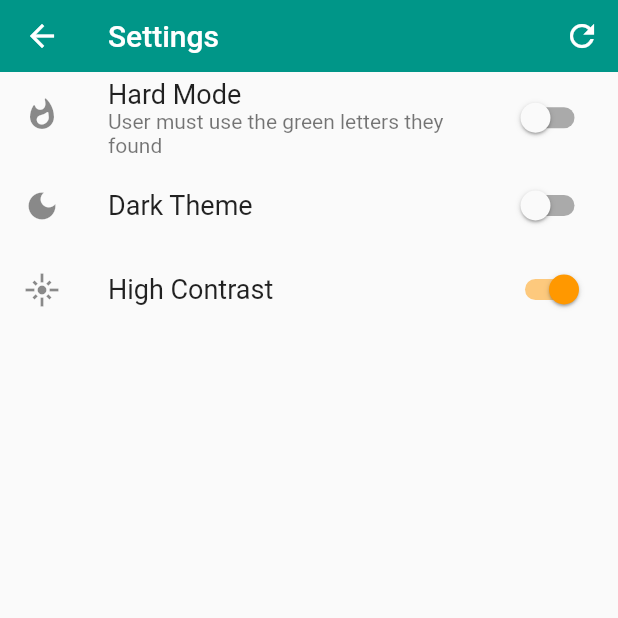
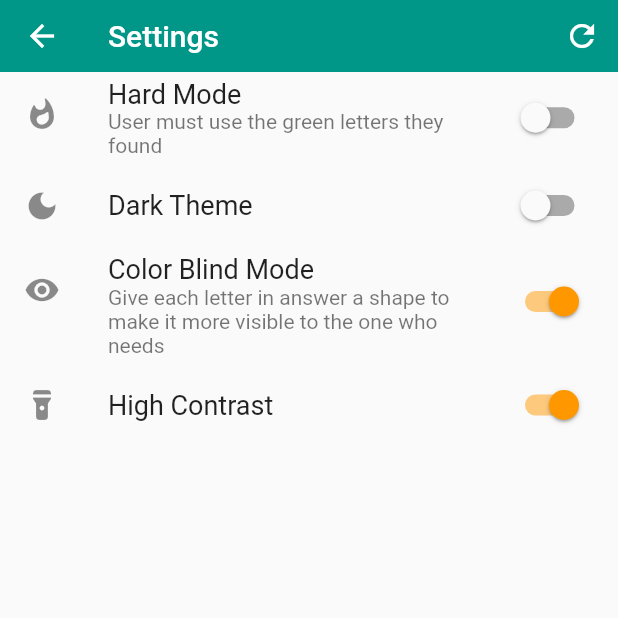
Before and after one commit to arunstop/scuffed_wordle, a Flutter app: the PageSettings screen opened by its route, after a tap on "High Contrast", on a phone screen of 412 x 824 dp, the top half of it. Run offline on Flutter 3.47's test engine with Material 2 defaults, Android fonts, the phone set to English and light mode, and no system bars; our stand-ins replace dartx, equatable, flutter_bloc, fluttertoast, url_strategy; project files that could hold a hidden picture were left out.

Commit message:
ADDED colorblind mode

```diff
--- a/lib/bloc/settings/settings_bloc.dart
+++ b/lib/bloc/settings/settings_bloc.dart
@@ -5,7 +5,6 @@ import 'package:flutter/material.dart';
 import 'package:flutter_bloc/flutter_bloc.dart';
 import 'package:scuffed_wordle/bloc/settings/settings_events.dart';
 import 'package:scuffed_wordle/bloc/settings/settings_states.dart';
-
 
 class SettingsBloc extends Bloc<SettingsEvent, SettingsState> {
   // static final List<Settings> _defaultSettings = [
@@ -37,6 +36,7 @@ class SettingsBloc extends Bloc<SettingsEvent, SettingsState> {
           hardMode: false,
           darkTheme: _isDarkTheme(),
           highContrast: false,
+          colorBlindMode: true,
         )) {
     // Initialize state
     on<SettingsChange>((event, emit) {
@@ -53,17 +53,18 @@ class SettingsBloc extends Bloc<SettingsEvent, SettingsState> {
         case SettingsTypes.highContrast:
           emit(state.copyWith(highContrast: event.value));
           break;
+        case SettingsTypes.colorBlindMode:
+          emit(state.copyWith(colorBlindMode: event.value));
+          break;
         default:
       }
       // print(state.list);
     });
 
     on<SettingsReset>((event, emit) {
-      emit(SettingsInit(
-          hardMode: false,
-          darkTheme: _isDarkTheme(),
-          highContrast: false,
-        ));
+      emit(SettingsDefault().copyWith(
+        darkTheme: _isDarkTheme(),
+      ));
     });
   }
 }
--- a/lib/bloc/settings/settings_states.dart
+++ b/lib/bloc/settings/settings_states.dart
@@ -1,32 +1,37 @@
 import 'package:equatable/equatable.dart';
 import 'package:scuffed_wordle/models/model_settings.dart';
 
-enum SettingsTypes { hardMode, darkTheme, highContrast }
+enum SettingsTypes { hardMode, darkTheme, highContrast,colorBlindMode }
 
 class SettingsState extends Equatable {
   final bool hardMode;
   final bool darkTheme;
   final bool highContrast;
+  final bool colorBlindMode;
 
   SettingsState(
       {required this.hardMode,
       required this.darkTheme,
-      required this.highContrast});
+      required this.highContrast,
+      required this.colorBlindMode,
+      });
 
   SettingsState copyWith({
     bool? hardMode,
     bool? darkTheme,
     bool? highContrast,
+    bool? colorBlindMode,
   }) =>
       SettingsState(
         hardMode: hardMode ?? this.hardMode,
         darkTheme: darkTheme ?? this.darkTheme,
         highContrast: highContrast ?? this.highContrast,
+        colorBlindMode: colorBlindMode ?? this.colorBlindMode,
       );
 
   @override
   // TODO: implement props
-  List<Object> get props => [hardMode, darkTheme, highContrast];
+  List<Object> get props => [hardMode, darkTheme, highContrast,colorBlindMode];
 }
 
 class SettingsInit extends SettingsState {
@@ -34,10 +39,12 @@ class SettingsInit extends SettingsState {
     required bool hardMode,
     required bool darkTheme,
     required bool highContrast,
+    required bool colorBlindMode,
   }) : super(
           hardMode: hardMode,
           darkTheme: darkTheme,
           highContrast: highContrast,
+          colorBlindMode: colorBlindMode,
         );
 }
 
@@ -45,15 +52,18 @@ class SettingsDefault extends SettingsState {
   final bool hardMode;
   final bool darkTheme;
   final bool highContrast;
+  final bool colorBlindMode;
 
   SettingsDefault({
     this.hardMode = false,
     this.darkTheme = false,
     this.highContrast = false,
+    this.colorBlindMode = true,
   }) : super(
           hardMode: hardMode,
           darkTheme: darkTheme,
           highContrast: highContrast,
+          colorBlindMode: colorBlindMode,
         );
 }
 
--- a/lib/screens/screen_settings.dart
+++ b/lib/screens/screen_settings.dart
@@ -74,11 +74,19 @@ class _PageSettingsState extends State<PageSettings> {
             secondary: const Icon(Icons.dark_mode),
           ),
           SwitchListTile.adaptive(
+            value: state.colorBlindMode,
+            onChanged: (val) => _changeSettings(SettingsTypes.colorBlindMode, val),
+            title: _getTitle('Color Blind Mode'),
+            subtitle: const Text(
+                'Give each letter in answer a shape to make it more visible to the one who needs'),
+            secondary: const Icon(Icons.remove_red_eye_rounded),
+          ),
+          SwitchListTile.adaptive(
             value: state.highContrast,
             onChanged: (val) =>
                 _changeSettings(SettingsTypes.highContrast, val),
             title: _getTitle('High Contrast'),
-            secondary: const Icon(Icons.flare_outlined),
+            secondary: const Icon(Icons.flashlight_on_rounded),
           ),
         ],
       ),
--- a/lib/widgets/widget_board.dart
+++ b/lib/widgets/widget_board.dart
@@ -1,10 +1,14 @@
 import 'dart:math';
 
+import 'package:dartx/dartx.dart';
+import 'dart:math' as math;
 import 'package:flutter/material.dart';
 import 'package:flutter_bloc/flutter_bloc.dart';
 import 'package:scuffed_wordle/bloc/board/board_bloc.dart';
 import 'package:scuffed_wordle/bloc/dictionary/dictionary_bloc.dart';
 import 'package:scuffed_wordle/bloc/dictionary/dictionary_events.dart';
+import 'package:scuffed_wordle/bloc/settings/settings_bloc.dart';
+import 'package:scuffed_wordle/models/model_board_letter.dart';
 import 'package:scuffed_wordle/ui.dart';
 
 class Board extends StatefulWidget {
@@ -31,7 +35,7 @@ class _BoardState extends State<Board> {
   _loadWordList() async {
     var validWordList = await Dictionary.getValidWordList(context);
     // print(validWordList.length);
-    var keywordList =  await Dictionary.getKeywordList(context);
+    var keywordList = await Dictionary.getKeywordList(context);
     // print(keywordList.length);
     var randomKeyword = keywordList[Random().nextInt(keywordList.length)];
     context.read<DictionaryBloc>().add(DictionaryInitialize(
@@ -44,42 +48,79 @@ class _BoardState extends State<Board> {
   Widget build(BuildContext context) {
     print('build');
     // Dictionary.list(context).then((value) => print(value));
-    var boardBloc = context.read<BoardBloc>();
-    var dictionaryBloc = context.watch<DictionaryBloc>();
-    String _getLetter(int row, int column) {
-      var state = boardBloc.state;
-      if (state.attempt == row && column <= state.word.length) {
-        // if(column == state.word.length) {
-        return state.word[column - 1];
-        // } else if(column < state.word.length) {
-        // return state.word[column - 1];
-        // }
+    var boardBloc = context.watch<BoardBloc>();
+    var settingsBloc = context.watch<SettingsBloc>();
+
+    var boardState = context.watch<BoardBloc>().state;
+
+    String _getLetter(int row, int col, String letter) {
+      // Show the typed letter based on attempts's row
+      if (boardState.attempt == row + 1) {
+        return boardState.word.length > col ? boardState.word[col] : '';
       }
-      return state.wordList[row - 1][column - 1].letter;
+      return letter;
     }
 
-    Color? _getColor(int row, int column) {
-      var state = boardBloc.state;
-      return state.attempt == row
-          ? BoardColors.activeRow
-          : state.wordList[row - 1][column - 1].color;
+    Color? _getColor(int row, Color? color) {
+      // Change current attempt row's color
+      return boardState.attempt == row + 1 ? BoardColors.activeRow : color;
     }
 
-    List<Widget> wordBoard = [
-      for (var r = 1; r <= widget.rows; r++)
-        Row(
-          mainAxisAlignment: MainAxisAlignment.center,
-          children: [
-            for (var c = 1; c <= widget.cols; c++)
-              SizedBox(
+    BoxShape _getShape(int row, Color? color) {
+      if (boardState.attempt == row + 1) {
+        return BoxShape.rectangle;
+      } else if (color == BoardColors.pinpoint) {
+        return BoxShape.circle;
+      }
+      return BoxShape.rectangle;
+    }
+
+    BoxDecoration _getDecoration(int row, Color? color) {
+      BoxShape shape = _getShape(row, color);
+      return BoxDecoration(
+        shape: shape,
+        color: _getColor(row, color),
+        borderRadius: shape == BoxShape.rectangle
+            ? BorderRadius.all(Radius.circular(8.0))
+            : null,
+      );
+    }
+
+    Widget _getLetterShape(int row, int col, BoardLetter letter) {
+      // Check if the letter is yellow
+      bool yellowLetter = letter.color != BoardColors.okLetter;
+      // Check if colorblind is on
+      bool isColorBlind = settingsBloc.state.colorBlindMode;
+      bool yellowAndColorBlind = yellowLetter && isColorBlind;
+
+      double degree45 = -math.pi / 4;
+      double rotation = yellowAndColorBlind ? 0 : degree45;
+      double size = yellowAndColorBlind ? 60 : 48;
+      return Container(
         // key: UniqueKey(),
         height: 60,
         width: 60,
-                child: Card(
+        decoration: yellowAndColorBlind
+            ? _getDecoration(row, letter.color)
+            : null,
+        alignment: Alignment.center,
+        // Rotate it yellow and color blind
+        child: Transform.rotate(
+          angle: rotation,
           child: Container(
+            height: size,
+            width: size,
+            // color: Colors.red,
             alignment: Alignment.center,
+            decoration: yellowAndColorBlind
+                ? null
+                : _getDecoration(row, letter.color),
+            child: Center(
+              // Rotate it yellow and color blind
+              child: Transform.rotate(
+                angle: -rotation,
                 child: Text(
-                      _getLetter(r, c),
+                  _getLetter(row, col, letter.letter),
                   style: const TextStyle(
                     color: Colors.white,
                     fontWeight: FontWeight.bold,
@@ -87,35 +128,54 @@ class _BoardState extends State<Board> {
                   ),
                 ),
               ),
-                  // color: Theme.of(context).colorScheme.secondary,
-                  color: _getColor(r, c),
+            ),
+          ),
+        ),
+      );
+    }
+
+    List<Widget> wordBoard = boardBloc.state.wordList
+        .mapIndexed(
+          (row, word) => Row(
+              mainAxisAlignment: MainAxisAlignment.center,
+              children: word
+                  .mapIndexed(
+                    (col, letter) => Padding(
+                      padding: const EdgeInsets.all(2.0),
+                      child: _getLetterShape(row, col, letter),
                     ),
                   )
-          ],
+                  .toList()),
         )
-    ];
+        .toList();
 
-    // print('build');
-    // List<Widget> wordBoard = [
-    //   for (var word in bloc.state.wordList)
-    //     Row(
+    //  Row(
+    //       mainAxisAlignment: MainAxisAlignment.center,
     //       children: [
-    //         for (var letter in word)
+    //         for (var col in row)
     //           SizedBox(
+    //             // key: UniqueKey(),
     //             height: 60,
     //             width: 60,
     //             child: Card(
     //               child: Container(
     //                 alignment: Alignment.center,
-    //                 child: Text('$letter'),
+    //                 child: Text(
+    //                   _getLetter(row, col),
+    //                   style: const TextStyle(
+    //                     color: Colors.white,
+    //                     fontWeight: FontWeight.bold,
+    //                     fontSize: 30,
+    //                   ),
+    //                 ),
     //               ),
     //               // color: Theme.of(context).colorScheme.secondary,
-    //               color: Colors.red,
+    //               color: _getColor(row, col),
     //             ),
     //           )
     //       ],
     //     ),
-    // ];
+
     return Container(
       padding: EdgeInsets.symmetric(vertical: 12, horizontal: 6),
       child: Column(
```
Lines whose indentation alone changed are shown as unchanged.
